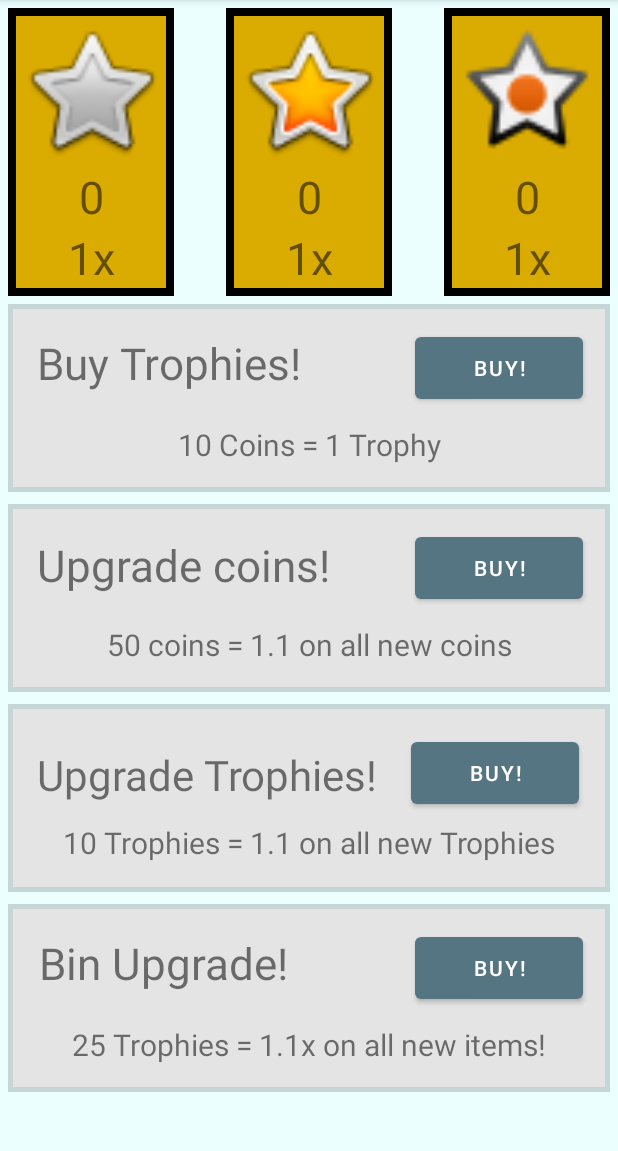
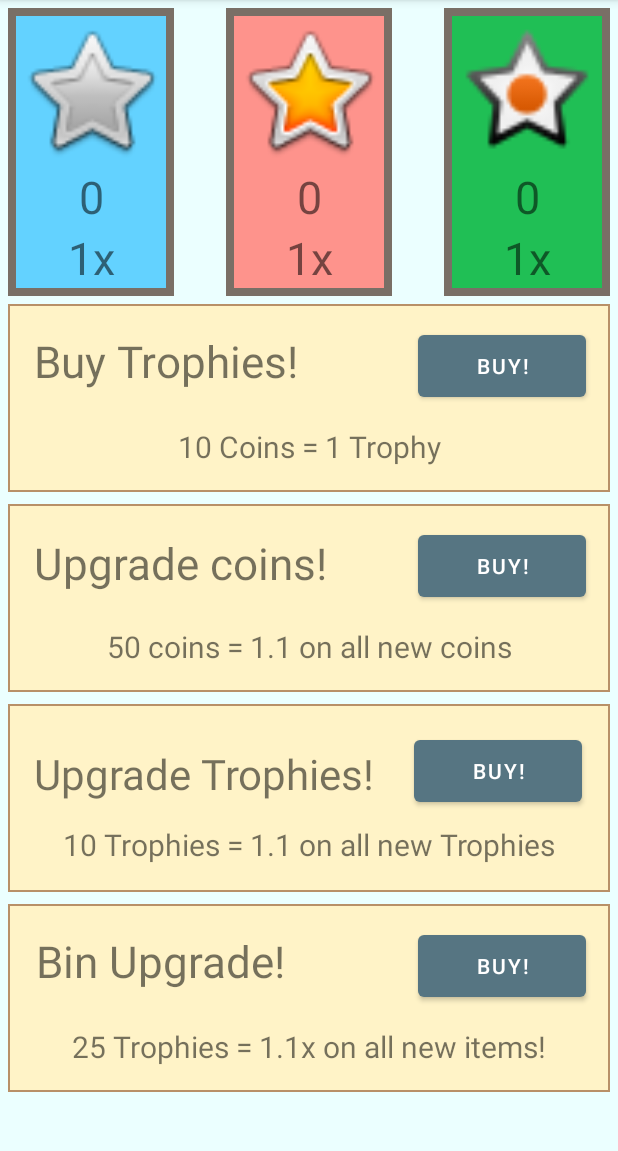
Before and after one commit to nperryUMD/CMSC436-Final-Project, an Android app: the GameMainScreen screen opened through its navigation route, on a phone screen of 412 x 824 dp, the part 84-1235 px from its top. Run offline under Robolectric (Android 15) with nearby library versions, the phone set to English and light mode, and no system bars; 1 statement that could not run was skipped.

Commit message:
Connected buttons and upgraded looks on game screen

```diff
--- a/app/src/main/java/com/example/composting/detailScreens/compostingDetails.kt
+++ b/app/src/main/java/com/example/composting/detailScreens/compostingDetails.kt
@@ -15,12 +15,7 @@ import com.google.firebase.database.*
 class compostingDetails : Fragment() {
 
     private lateinit var binding: CompostingDetailsFragmentBinding
-    private lateinit var  database : DatabaseReference
 
-
-    override fun onCreate(savedInstanceState: Bundle?) {
-        super.onCreate(savedInstanceState)
-    }
 
     override fun onCreateView(
         inflater: LayoutInflater, container: ViewGroup?,
--- a/app/src/main/java/com/example/composting/gameScreens/GameMainScreen.kt
+++ b/app/src/main/java/com/example/composting/gameScreens/GameMainScreen.kt
@@ -5,9 +5,15 @@ import androidx.fragment.app.Fragment
 import android.view.LayoutInflater
 import android.view.View
 import android.view.ViewGroup
+import android.widget.Toast
+import androidx.navigation.findNavController
 import com.example.composting.R
+import com.example.composting.databinding.CompostingDetailsFragmentBinding
+import com.example.composting.databinding.GameMainScreenFragmentBinding
 
 class GameMainScreen : Fragment() {
+
+    private lateinit var binding: GameMainScreenFragmentBinding
 
     override fun onCreate(savedInstanceState: Bundle?) {
         super.onCreate(savedInstanceState)
@@ -17,7 +23,50 @@ class GameMainScreen : Fragment() {
         inflater: LayoutInflater, container: ViewGroup?,
         savedInstanceState: Bundle?
     ): View? {
-        // Inflate the layout for this fragment
-        return inflater.inflate(R.layout.game_main_screen_fragment, container, false)
+
+        binding = GameMainScreenFragmentBinding.inflate(inflater, container, false)
+
+        binding.btnBuyTrophies.setOnClickListener {
+            //TODO
+            // GET coins in account
+            // if(coinsAmount > purchase amount)
+            //      update coins
+            //      update trophies
+            //      Display success with TOAST
+            // else
+            //      Display fail with TOAST
+
+            Toast.makeText(
+                context,
+                "Sorry, you do not have enough coins!",
+                Toast.LENGTH_LONG
+            ).show()
+        }
+
+        binding.btnUpgradeCoins.setOnClickListener {
+            Toast.makeText(
+                context,
+                "Sorry, you do not have enough coins!",
+                Toast.LENGTH_LONG
+            ).show()
+        }
+
+        binding.btnUpgradeTrophies.setOnClickListener {
+            Toast.makeText(
+                context,
+                "Sorry, you do not have enough trophies!",
+                Toast.LENGTH_LONG
+            ).show()
+        }
+
+        binding.btnUpgradeBin.setOnClickListener {
+            Toast.makeText(
+                context,
+                "Sorry, you do not have enough trophies!",
+                Toast.LENGTH_LONG
+            ).show()
+        }
+        // Return the root view.
+        return binding.root
     }
 }
--- a/app/src/main/res/layout/game_main_screen_fragment.xml
+++ b/app/src/main/res/layout/game_main_screen_fragment.xml
@@ -23,13 +23,13 @@
             <FrameLayout
                 android:layout_width="wrap_content"
                 android:layout_height="match_parent"
-                android:background="#000000">
+                android:background="@color/secondary_distant">
 
                 <FrameLayout
                     android:layout_width="match_parent"
                     android:layout_height="match_parent"
                     android:layout_margin="5dp"
-                    android:background="#DAAB00">
+                    android:background="@color/accent_vivid_sky_blue">
 
                     <TableLayout
                         android:layout_width="match_parent"
@@ -85,13 +85,13 @@
             <FrameLayout
                 android:layout_width="wrap_content"
                 android:layout_height="match_parent"
-                android:background="#000000">
+                android:background="@color/secondary_distant">
 
                 <FrameLayout
                     android:layout_width="match_parent"
                     android:layout_height="match_parent"
                     android:layout_margin="5dp"
-                    android:background="#DAAB00">
+                    android:background="@color/accent_congo_pink">
 
                     <TableLayout
                         android:layout_width="match_parent"
@@ -147,13 +147,13 @@
             <FrameLayout
                 android:layout_width="wrap_content"
                 android:layout_height="match_parent"
-                android:background="#000000">
+                android:background="@color/secondary_distant">
 
                 <FrameLayout
                     android:layout_width="match_parent"
                     android:layout_height="match_parent"
                     android:layout_margin="5dp"
-                    android:background="#DAAB00">
+                    android:background="@color/accent_dark_pastel_green">
 
                     <TableLayout
                         android:layout_width="match_parent"
@@ -210,19 +210,19 @@
         <FrameLayout
             android:layout_width="match_parent"
             android:layout_height="125dp"
-            android:background="#34393939">
+            android:background="@color/secondary_dark">
 
             <androidx.constraintlayout.widget.ConstraintLayout
                 android:layout_width="match_parent"
                 android:layout_height="match_parent"
-                android:layout_margin="3dp"
-                android:background="#E4E4E4">
+                android:layout_margin="1dp"
+                android:background="@color/secondary_light">
 
                 <TextView
                     android:layout_width="wrap_content"
                     android:layout_height="wrap_content"
                     android:layout_marginStart="16dp"
-                    android:text="Buy Trophies!"
+                    android:text="@string/buy_trophies"
                     android:textSize="29dp"
                     app:layout_constraintBottom_toBottomOf="parent"
                     app:layout_constraintStart_toStartOf="parent"
@@ -232,7 +232,7 @@
                 <TextView
                     android:layout_width="wrap_content"
                     android:layout_height="wrap_content"
-                    android:text="10 Coins = 1 Trophy"
+                    android:text="@string/_10_coins_1_trophy"
                     android:textSize="20sp"
                     app:layout_constraintBottom_toBottomOf="parent"
                     app:layout_constraintEnd_toEndOf="parent"
@@ -242,9 +242,10 @@
                     app:layout_constraintVertical_bias="0.836" />
 
                 <Button
+                    android:id="@+id/btnBuyTrophies"
                     android:layout_width="112dp"
                     android:layout_height="53dp"
-                    android:text="Buy!"
+                    android:text="@string/buy"
                     app:layout_constraintBottom_toBottomOf="parent"
                     app:layout_constraintEnd_toEndOf="parent"
                     app:layout_constraintHorizontal_bias="0.948"
@@ -262,19 +263,19 @@
         <FrameLayout
             android:layout_width="match_parent"
             android:layout_height="125dp"
-            android:background="#34393939">
+            android:background="@color/secondary_dark">
 
             <androidx.constraintlayout.widget.ConstraintLayout
                 android:layout_width="match_parent"
                 android:layout_height="match_parent"
-                android:layout_margin="3dp"
-                android:background="#E4E4E4">
+                android:layout_margin="1dp"
+                android:background="@color/secondary_light">
 
                 <TextView
                     android:layout_width="wrap_content"
                     android:layout_height="wrap_content"
                     android:layout_marginStart="16dp"
-                    android:text="Upgrade coins!"
+                    android:text="@string/upgrade_coins"
                     android:textSize="29dp"
                     app:layout_constraintBottom_toBottomOf="parent"
                     app:layout_constraintStart_toStartOf="parent"
@@ -284,7 +285,7 @@
                 <TextView
                     android:layout_width="wrap_content"
                     android:layout_height="wrap_content"
-                    android:text="50 coins = 1.1 on all new coins"
+                    android:text="@string/_50_coins_1_1_on_all_new_coins"
                     android:textSize="20sp"
                     app:layout_constraintBottom_toBottomOf="parent"
                     app:layout_constraintEnd_toEndOf="parent"
@@ -294,9 +295,10 @@
                     app:layout_constraintVertical_bias="0.836" />
 
                 <Button
+                    android:id="@+id/btnUpgradeCoins"
                     android:layout_width="112dp"
                     android:layout_height="53dp"
-                    android:text="Buy!"
+                    android:text="@string/buy"
                     app:layout_constraintBottom_toBottomOf="parent"
                     app:layout_constraintEnd_toEndOf="parent"
                     app:layout_constraintHorizontal_bias="0.948"
@@ -314,20 +316,20 @@
         <FrameLayout
             android:layout_width="match_parent"
             android:layout_height="125dp"
-            android:background="#34393939">
+            android:background="@color/secondary_dark">
 
             <androidx.constraintlayout.widget.ConstraintLayout
                 android:layout_width="match_parent"
                 android:layout_height="match_parent"
-                android:layout_margin="3dp"
-                android:background="#E4E4E4">
+                android:layout_margin="1dp"
+                android:background="@color/secondary_light">
 
                 <TextView
                     android:layout_width="wrap_content"
                     android:layout_height="wrap_content"
                     android:layout_marginStart="16dp"
-                    android:text="Upgrade Trophies!"
-                    android:textSize="28dp"
+                    android:text="@string/upgrade_trophies"
+                    android:textSize="28sp"
                     app:layout_constraintBottom_toBottomOf="parent"
                     app:layout_constraintEnd_toEndOf="parent"
                     app:layout_constraintHorizontal_bias="0.0"
@@ -338,7 +340,7 @@
                 <TextView
                     android:layout_width="wrap_content"
                     android:layout_height="wrap_content"
-                    android:text="10 Trophies = 1.1 on all new Trophies"
+                    android:text="@string/_10_trophies_1_1_on_all_new_trophies"
                     android:textSize="20sp"
                     app:layout_constraintBottom_toBottomOf="parent"
                     app:layout_constraintEnd_toEndOf="parent"
@@ -347,10 +349,10 @@
                     app:layout_constraintVertical_bias="0.826" />
 
                 <Button
-                    android:id="@+id/button7"
+                    android:id="@+id/btnUpgradeTrophies"
                     android:layout_width="112dp"
                     android:layout_height="53dp"
-                    android:text="Buy!"
+                    android:text="@string/buy"
                     app:layout_constraintBottom_toBottomOf="parent"
                     app:layout_constraintEnd_toEndOf="parent"
                     app:layout_constraintHorizontal_bias="0.939"
@@ -368,20 +370,20 @@
         <FrameLayout
             android:layout_width="match_parent"
             android:layout_height="125dp"
-            android:background="#34393939">
+            android:background="@color/secondary_dark">
 
             <androidx.constraintlayout.widget.ConstraintLayout
                 android:layout_width="match_parent"
                 android:layout_height="match_parent"
-                android:layout_margin="3dp"
-                android:background="#E4E4E4">
+                android:layout_margin="1dp"
+                android:background="@color/secondary_light">
 
                 <TextView
                     android:id="@+id/textView11"
                     android:layout_width="wrap_content"
                     android:layout_height="wrap_content"
-                    android:text="Bin Upgrade!"
-                    android:textSize="29dp"
+                    android:text="@string/bin_upgrade"
+                    android:textSize="29sp"
                     app:layout_constraintBottom_toBottomOf="parent"
                     app:layout_constraintEnd_toEndOf="parent"
                     app:layout_constraintHorizontal_bias="0.075"
@@ -403,10 +405,10 @@
                     app:layout_constraintVertical_bias="0.836" />
 
                 <Button
-                    android:id="@+id/button4"
+                    android:id="@+id/btnUpgradeBin"
                     android:layout_width="112dp"
                     android:layout_height="53dp"
-                    android:text="Buy!"
+                    android:text="@string/buy"
                     app:layout_constraintBottom_toBottomOf="parent"
                     app:layout_constraintEnd_toEndOf="parent"
                     app:layout_constraintHorizontal_bias="0.948"
--- a/app/src/main/res/values/colors.xml
+++ b/app/src/main/res/values/colors.xml
@@ -8,6 +8,11 @@
     <color name="secondary">#ecc096</color>
     <color name="secondary_dark">#b89068</color>
     <color name="secondary_text">#000000</color>
+    <color name="secondary_distant">#796f66</color>
+
+    <color name="accent_congo_pink">#FE938C</color>
+    <color name="accent_dark_pastel_green">#20BF55</color>
+    <color name="accent_vivid_sky_blue">#63D2FF</color>
 
     <color name="ripple_light">#ffffff</color>
     <color name="ripple_dark">#000000</color>
--- a/app/src/main/res/values/strings.xml
+++ b/app/src/main/res/values/strings.xml
@@ -21,4 +21,12 @@
     <string name="compost_added">has been added to your compost bin!</string>
     <string name="progress_towards_your_next_milestone">Progress towards your next milestone</string>
     <string name="explore_more">Explore more...</string>
+    <string name="_50_coins_1_1_on_all_new_coins">50 coins = 1.1 on all new coins</string>
+    <string name="upgrade_coins">Upgrade coins!</string>
+    <string name="buy">Buy!</string>
+    <string name="buy_trophies">Buy Trophies!</string>
+    <string name="_10_coins_1_trophy">10 Coins = 1 Trophy</string>
+    <string name="upgrade_trophies">Upgrade Trophies!</string>
+    <string name="_10_trophies_1_1_on_all_new_trophies">10 Trophies = 1.1 on all new Trophies</string>
+    <string name="bin_upgrade">Bin Upgrade!</string>
 </resources>
```
